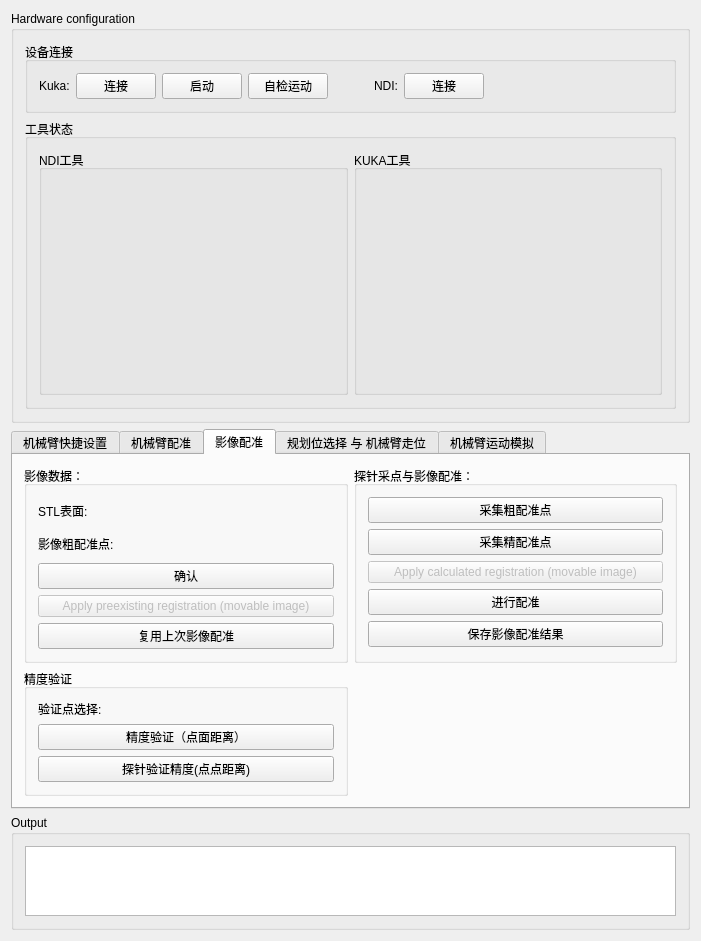
Before: the Qt Designer form Plugins/org.mitk.lancet.surgicalsimulate/src/internal/SurgicalSimulateControls.ui in zhaomengxiao/LancetMITK-Adition, drawn with Qt 5.
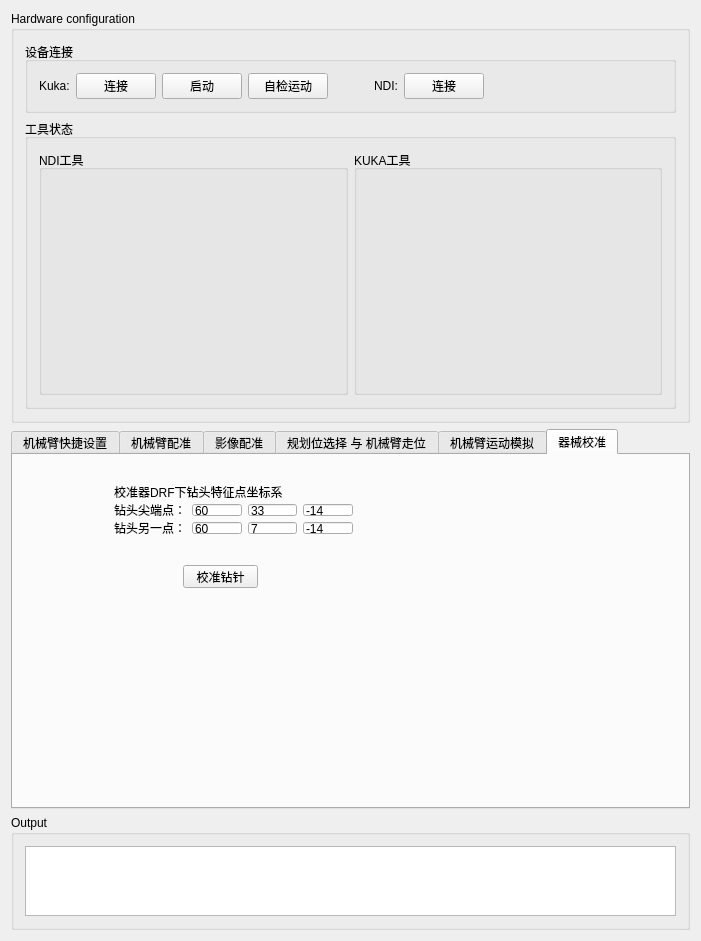
After: the same form once the commit is applied. The open tabs and pages were chosen to show the change. Custom widgets are drawn as their Qt base class.

Commit message: Calibrate dental drill

```diff
--- a/Plugins/org.mitk.lancet.surgicalsimulate/src/internal/SurgicalSimulateControls.ui
+++ b/Plugins/org.mitk.lancet.surgicalsimulate/src/internal/SurgicalSimulateControls.ui
@@ -7,7 +7,7 @@
     <x>0</x>
     <y>0</y>
     <width>701</width>
-    <height>824</height>
+    <height>826</height>
    </rect>
   </property>
   <property name="minimumSize">
@@ -1560,6 +1560,107 @@
        </layout>
       </widget>
      </widget>
+     <widget class="QWidget" name="tab_5">
+      <attribute name="title">
+       <string>器械校准</string>
+      </attribute>
+      <widget class="QPushButton" name="pushButton_calibrateDrill">
+       <property name="geometry">
+        <rect>
+         <x>170</x>
+         <y>110</y>
+         <width>75</width>
+         <height>23</height>
+        </rect>
+       </property>
+       <property name="text">
+        <string>校准钻针</string>
+       </property>
+      </widget>
+      <widget class="QWidget" name="">
+       <property name="geometry">
+        <rect>
+         <x>90</x>
+         <y>20</y>
+         <width>261</width>
+         <height>70</height>
+        </rect>
+       </property>
+       <layout class="QVBoxLayout" name="verticalLayout">
+        <item>
+         <widget class="QLabel" name="label_34">
+          <property name="text">
+           <string>校准器DRF下钻头特征点坐标系</string>
+          </property>
+         </widget>
+        </item>
+        <item>
+         <layout class="QHBoxLayout" name="horizontalLayout_40">
+          <item>
+           <widget class="QLabel" name="label_32">
+            <property name="text">
+             <string>钻头尖端点：</string>
+            </property>
+           </widget>
+          </item>
+          <item>
+           <widget class="QLineEdit" name="lineEdit_p2_x_2">
+            <property name="text">
+             <string>60</string>
+            </property>
+           </widget>
+          </item>
+          <item>
+           <widget class="QLineEdit" name="lineEdit_p2_y_2">
+            <property name="text">
+             <string>33</string>
+            </property>
+           </widget>
+          </item>
+          <item>
+           <widget class="QLineEdit" name="lineEdit_p2_z_2">
+            <property name="text">
+             <string>-14</string>
+            </property>
+           </widget>
+          </item>
+         </layout>
+        </item>
+        <item>
+         <layout class="QHBoxLayout" name="horizontalLayout_41">
+          <item>
+           <widget class="QLabel" name="label_33">
+            <property name="text">
+             <string>钻头另一点：</string>
+            </property>
+           </widget>
+          </item>
+          <item>
+           <widget class="QLineEdit" name="lineEdit_p2_x_3">
+            <property name="text">
+             <string>60</string>
+            </property>
+           </widget>
+          </item>
+          <item>
+           <widget class="QLineEdit" name="lineEdit_p2_y_3">
+            <property name="text">
+             <string>7</string>
+            </property>
+           </widget>
+          </item>
+          <item>
+           <widget class="QLineEdit" name="lineEdit_p2_z_3">
+            <property name="text">
+             <string>-14</string>
+            </property>
+           </widget>
+          </item>
+         </layout>
+        </item>
+       </layout>
+      </widget>
+     </widget>
     </widget>
    </item>
   </layout>
```
Left out of the diff: 2 changed lines with no effect on the pictures. The commit also changes 2 other files.
